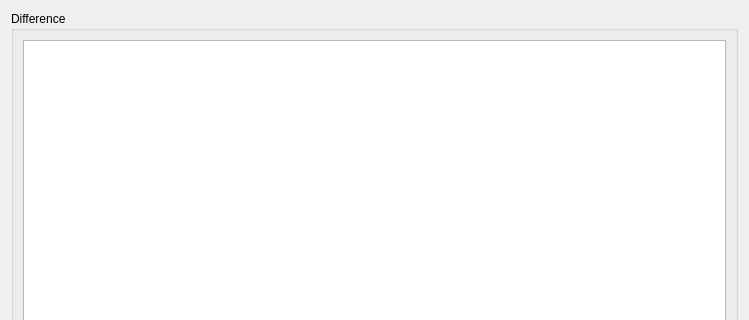
Before: the Qt Designer form Plugins/VcsPlugins/vcsPySvn/SvnDiffDialog.ui in testmana2/test, drawn with Qt 5; both pictures show x 0 to 749 and y 0 to 320 of the 749 by 646 pixel window.
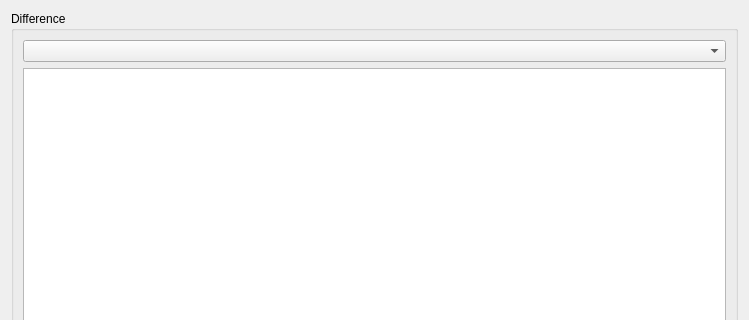
After: the same form once the commit is applied.

Diff of the .ui file:
```diff
--- a/Plugins/VcsPlugins/vcsPySvn/SvnDiffDialog.ui
+++ b/Plugins/VcsPlugins/vcsPySvn/SvnDiffDialog.ui
@@ -25,7 +25,10 @@
      <property name="title">
       <string>Difference</string>
      </property>
-     <layout class="QVBoxLayout">
+     <layout class="QVBoxLayout" name="verticalLayout">
+      <item>
+       <widget class="QComboBox" name="filesCombo"/>
+      </item>
       <item>
        <widget class="QTextEdit" name="contents">
         <property name="whatsThis">
```
Left out of the diff: 5 changed lines with no effect on the pictures.
